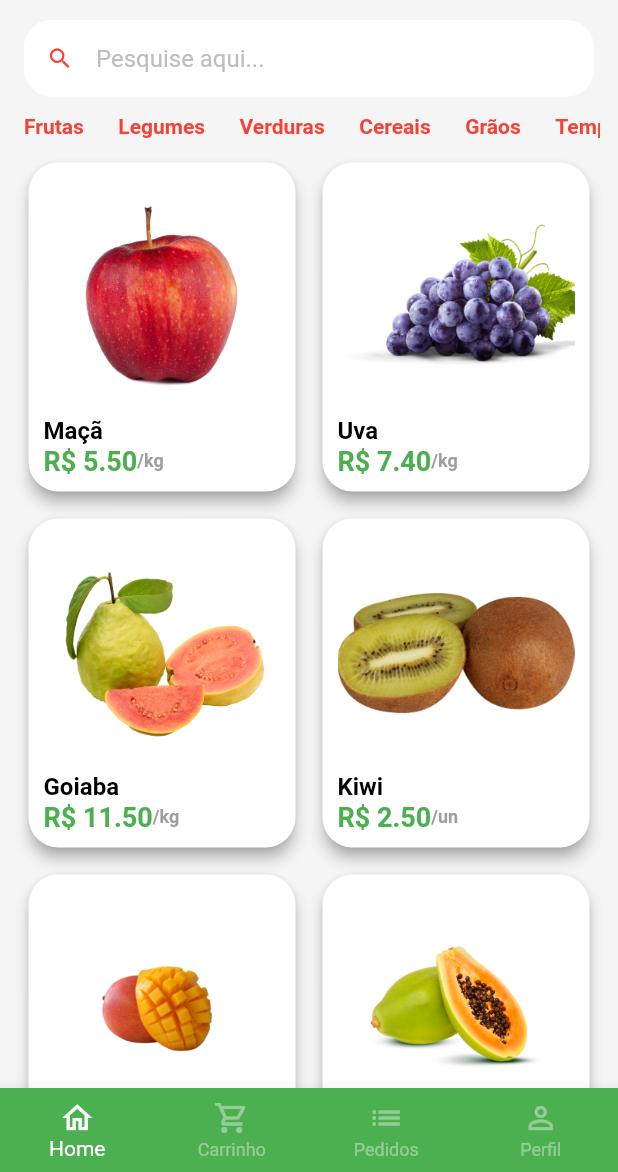
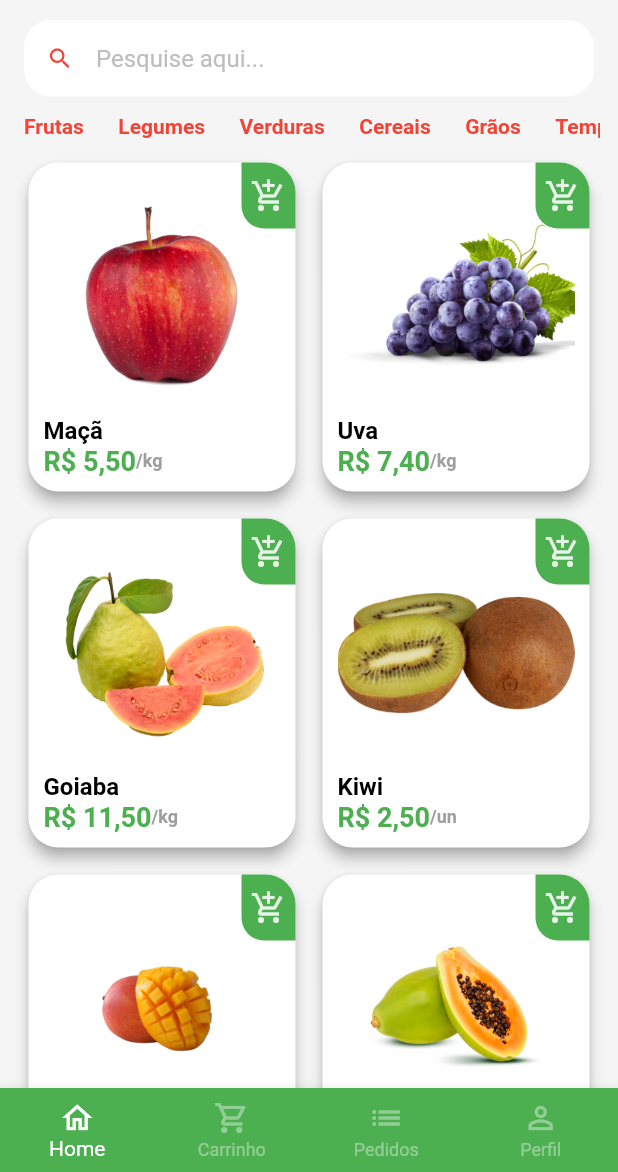
Before and after one commit to uespi-phb/prog4-20242, a Flutter app: the screen it shows after launch, on a phone screen of 412 x 824 dp, the part 64-1236 px from its top. Run offline on Flutter 3.47's test engine with Material 3 defaults, Android fonts, the phone set to English and light mode, and no system bars; our stand-ins replace animated_text_kit, mask_text_input_formatter.

Commit message:
Aula 2024-11-28

```diff
--- /dev/null
+++ b/grocery/lib/app/app_grocery.dart
@@ -0,0 +1,56 @@
+import 'package:flutter/material.dart';
+import 'package:grocery/app/app_theme.dart';
+
+import '../models/product.dart';
+import './app_routes.dart';
+import '../product/product_detail_page.dart';
+import '../auth/sign_in_page.dart';
+import '../auth/sign_up_page.dart';
+import '../main/main_page.dart';
+
+class GroceryApp extends StatelessWidget {
+  const GroceryApp({super.key});
+
+  Route<dynamic>? _generateRoute(RouteSettings settings) {
+    Widget Function(BuildContext) pageBuilder;
+
+    switch (settings.name) {
+      case AppRoutes.signIn:
+        pageBuilder = (_) => SignInPage();
+        break;
+      case AppRoutes.signUp:
+        pageBuilder = (_) => SignUpPage();
+        break;
+      case AppRoutes.productDetail:
+        pageBuilder =
+            (_) => ProductDetailPage(product: settings.arguments as Product);
+        break;
+      default:
+        pageBuilder = (_) => const MainPage();
+        break;
+    }
+
+    return MaterialPageRoute(builder: pageBuilder);
+  }
+
+  @override
+  Widget build(BuildContext context) {
+    return MaterialApp(
+      debugShowCheckedModeBanner: false,
+      theme: AppTheme.ligth(Colors.green),
+      initialRoute: AppRoutes.main,
+      onGenerateRoute: _generateRoute,
+      // routes: {
+      //   AppRoutes.main: (_) => const MainPage(),
+      //   AppRoutes.signIn: (_) => SignInPage(),
+      //   AppRoutes.signUp: (_) => SignUpPage(),
+      //   AppRoutes.productDetail: (_) {
+      //     final route = ModalRoute.of(context);
+      //     final settings = route?.settings;
+      //     final product = settings?.arguments as Product;
+      //     return ProductDetailPage(product: product);
+      //   },
+      // },
+    );
+  }
+}
--- a/grocery/lib/app/app_routes.dart
+++ b/grocery/lib/app/app_routes.dart
@@ -2,4 +2,6 @@ abstract class AppRoutes {
   static const main = '/main';
   static const signIn = '/auth/signin';
   static const signUp = '/auth/signun';
+  static const productDetail = '/product/detail';
+  static const productAddToCart = '/product/add_to_cart';
 }
--- a/grocery/lib/app/grocery_app.dart
+++ /dev/null
@@ -1,25 +0,0 @@
-import 'package:flutter/material.dart';
-import 'package:grocery/app/app_theme.dart';
-
-import './app_routes.dart';
-import '../auth/sign_in_page.dart';
-import '../auth/sign_up_page.dart';
-import '../main/main_page.dart';
-
-class GroceryApp extends StatelessWidget {
-  const GroceryApp({super.key});
-
-  @override
-  Widget build(BuildContext context) {
-    return MaterialApp(
-      debugShowCheckedModeBanner: false,
-      theme: AppTheme.ligth(Colors.green),
-      initialRoute: AppRoutes.main,
-      routes: {
-        AppRoutes.main: (_) => const MainPage(),
-        AppRoutes.signIn: (_) => SignInPage(),
-        AppRoutes.signUp: (_) => SignUpPage(),
-      },
-    );
-  }
-}
--- a/grocery/lib/main.dart
+++ b/grocery/lib/main.dart
@@ -1,6 +1,6 @@
 import 'package:flutter/material.dart';
 
-import './app/grocery_app.dart';
+import 'app/app_grocery.dart';
 
 void main() {
   runApp(const GroceryApp());
--- a/grocery/lib/main/home_tab/home_tab.dart
+++ b/grocery/lib/main/home_tab/home_tab.dart
@@ -1,7 +1,6 @@
 import 'package:flutter/material.dart';
 
 import '../../app/app_data.dart';
-import '../../models/category.dart';
 import './category_tile.dart';
 import './product_tile.dart';
 
--- a/grocery/lib/main/home_tab/product_tile.dart
+++ b/grocery/lib/main/home_tab/product_tile.dart
@@ -1,5 +1,7 @@
 import 'package:flutter/material.dart';
 
+import '../../app/app_routes.dart';
+import '../../utils/formatters/currency.dart';
 import '../../models/product.dart';
 
 class ProductTile extends StatelessWidget {
@@ -14,7 +16,17 @@ class ProductTile extends StatelessWidget {
   Widget build(BuildContext context) {
     final theme = Theme.of(context);
 
-    return Card(
+    return Stack(
+      children: [
+        // Product Card
+        GestureDetector(
+          onTap: () {
+            Navigator.of(context).pushNamed(
+              AppRoutes.productDetail,
+              arguments: product,
+            );
+          },
+          child: Card(
             color: Colors.white,
             shadowColor: Colors.grey,
             elevation: 4,
@@ -40,7 +52,7 @@ class ProductTile extends StatelessWidget {
                   Row(
                     children: [
                       Text(
-                  'R\$ ${product.price.toStringAsFixed(2)}',
+                        CurrencyFormatter.format(product.price),
                         style: TextStyle(
                           color: theme.primaryColor,
                           fontSize: 18,
@@ -60,6 +72,33 @@ class ProductTile extends StatelessWidget {
                 ],
               ),
             ),
+          ),
+        ),
+        // Add to Cart Button
+        Positioned(
+          top: 4,
+          right: 4,
+          child: GestureDetector(
+            onTap: () {
+              debugPrint('Add to Cart: ${product.name}');
+            },
+            child: Container(
+              padding: const EdgeInsets.symmetric(horizontal: 6, vertical: 10),
+              decoration: BoxDecoration(
+                color: Theme.of(context).primaryColor,
+                borderRadius: const BorderRadius.only(
+                  topRight: Radius.circular(20),
+                  bottomLeft: Radius.circular(15),
+                ),
+              ),
+              child: Icon(
+                Icons.add_shopping_cart_outlined,
+                color: Colors.white.withAlpha(220),
+              ),
+            ),
+          ),
+        ),
+      ],
     );
   }
 }
--- /dev/null
+++ b/grocery/lib/utils/formatters/currency.dart
@@ -0,0 +1,14 @@
+import 'package:intl/intl.dart';
+
+abstract class CurrencyFormatter {
+  static String format(
+    double value, [
+    decimalDigits = 2,
+  ]) {
+    final formatter = NumberFormat.simpleCurrency(
+      locale: 'pt_br',
+      decimalDigits: decimalDigits,
+    );
+    return formatter.format(value);
+  }
+}
--- a/grocery/pubspec.yaml
+++ b/grocery/pubspec.yaml
@@ -12,6 +12,7 @@ dependencies:
   cupertino_icons: ^1.0.8
   animated_text_kit: ^4.2.2
   mask_text_input_formatter: ^2.9.0
+  intl: ^0.20.1
 
 dev_dependencies:
   flutter_test:
```
Also changed, not shown: grocery/lib/product/product_detail_page.dart (added, +71 -0 lines), 1 other file. Lines whose indentation alone changed are shown as unchanged.
